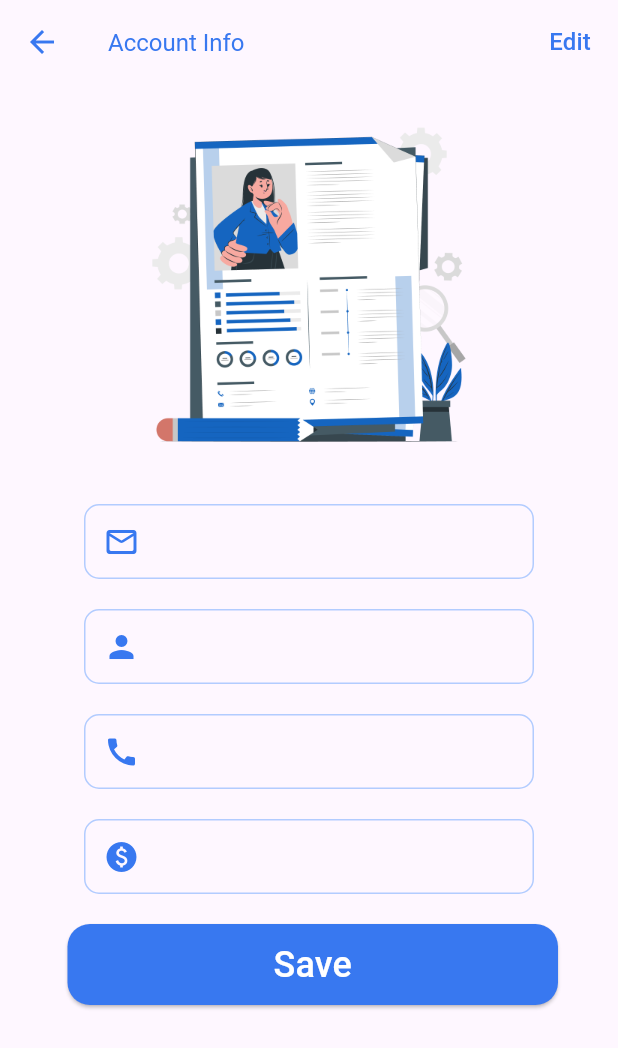
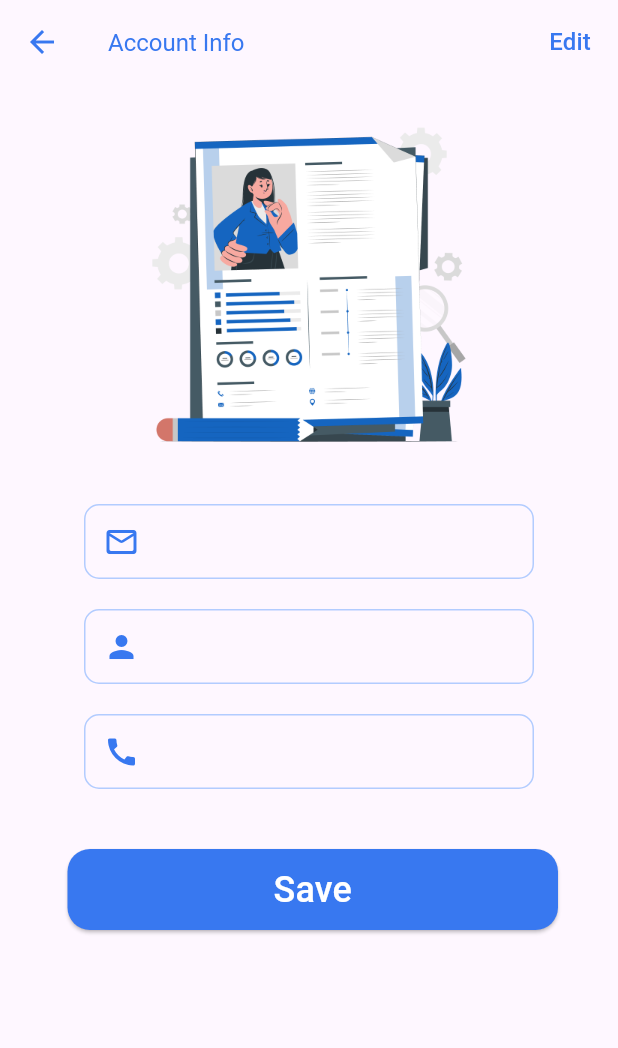
Before and after one commit to i-godz/ParkYaCar, a Flutter app: the AdminProfileScreen screen opened by its route, after a tap on "Account Info", on a phone screen of 412 x 824 dp. Shown: the top 1048 px of the screen. Run offline on Flutter 3.47's test engine with Material 3 defaults, Android fonts, the light colour scheme and no system bars; our stand-ins replace cloud_firestore, curved_navigation_bar, dio, firebase_auth, firebase_core, firebase_storage and 8 more; missing offline and left inert: qr_code_scanner; accounts and stored records are empty; network calls fail.

```diff
--- a/lib/core/utils/app_route.dart
+++ b/lib/core/utils/app_route.dart
@@ -6,6 +6,7 @@ import 'package:demoapp/features/Homepage/Camera/Qr_Screen.dart';
 import 'package:demoapp/features/Homepage/Home/Admin/AdminBottomNavigator.dart';
 import 'package:demoapp/features/Homepage/Home/Admin/AdminSummary.dart';
 import 'package:demoapp/features/Homepage/Home/Admin/Adminhomepage.dart';
+import 'package:demoapp/features/Homepage/Profile/Admin/Account_Info.dart';
 import 'package:demoapp/features/Homepage/Profile/User/Parking_History/ParkingHistory.dart';
 import 'package:demoapp/features/Homepage/Profile/User/Treat_Yourself/TreatYourself.dart';
 import 'package:demoapp/features/Payment_Manager/PaymentPage.dart';
@@ -18,7 +19,7 @@ import 'package:demoapp/features/Authentication/Register/verify_registration.dar
 import 'package:demoapp/features/Homepage/Profile/Admin/AdminSettings.dart';
 import 'package:demoapp/features/Homepage/Profile/Admin/AdminProfile.dart';
 import 'package:demoapp/features/Homepage/Profile/User/AboutUs/about_us.dart';
-import 'package:demoapp/features/Homepage/Profile/User/Account_Preferences/AccountPreference.dart';
+import 'package:demoapp/features/Homepage/Profile/User/Account_Info/AccountPreference.dart';
 import 'package:demoapp/features/Homepage/Profile/User/Help_&_Support/Help_&_Support.dart';
 import 'package:demoapp/features/Homepage/Profile/profile.dart';
 import 'package:demoapp/features/Onboarding/onboardingScreen.dart';
@@ -58,11 +59,17 @@ class Routes {
   static const String ParkingHistory = "/ParkingHistory";
   static const String AdminSummary = "/AdminSummary";
   static const String TreatYourself = "/TreatYourself";
+  static const String AccountInfo = "/AccountInfo";
 
 }
 class AppRoutes {
   static Route<dynamic> generate(RouteSettings settings) {
     switch (settings.name) {
+
+case Routes.AccountInfo: // Add this case
+        return MaterialPageRoute(
+          builder: (context) =>  AccountInfo(),
+        );
 
 case Routes.TreatYourself: // Add this case
         return MaterialPageRoute(
--- /dev/null
+++ b/lib/features/Homepage/Profile/Admin/Account_Info.dart
@@ -0,0 +1,243 @@
+import 'package:demoapp/core/utils/app_colors.dart';
+import 'package:demoapp/core/utils/app_images.dart';
+import 'package:firebase_auth/firebase_auth.dart';
+import 'package:flutter/material.dart';
+import 'package:cloud_firestore/cloud_firestore.dart';
+
+class AccountInfo extends StatefulWidget {
+  @override
+  _AccountInfoState createState() => _AccountInfoState();
+}
+
+class _AccountInfoState extends State<AccountInfo> {
+  bool isEditing = false;
+  bool emailEditing = false;
+  final FirebaseAuth _auth = FirebaseAuth.instance;
+  final firestore = FirebaseFirestore.instance;
+
+  final TextEditingController fullNameController = TextEditingController();
+  final TextEditingController userEmailController = TextEditingController();
+  final TextEditingController userNumberController = TextEditingController();
+
+  @override
+  void initState() {
+    super.initState();
+    getData();
+  }
+
+  void getData() async {
+    User? user = _auth.currentUser;
+    if (user != null) {
+      final DocumentSnapshot userDocs =
+          await firestore.collection("users").doc(user.uid).get();
+
+      if (userDocs.exists) {
+        Map<String, dynamic>? data = userDocs.data() as Map<String, dynamic>?;
+
+        if (data != null) {
+          if (data.containsKey("name")) {
+            fullNameController.text = data["name"];
+          }
+          if (data.containsKey("email")) {
+            userEmailController.text = data["email"];
+          }
+          if (data.containsKey("phone")) {
+            userNumberController.text = data["phone"];
+          }
+        } else {
+          // Handle the case where data is null (optional)
+        }
+      } else {
+        // Handle the case where the document does not exist (optional)
+      }
+
+      setState(() {});
+    }
+  }
+
+  Future<void> updateUserData() async {
+    User? user = _auth.currentUser;
+    if (user != null) {
+      try {
+        final DocumentSnapshot userDocs =
+            await firestore.collection("users").doc(user.uid).get();
+        if (userDocs.exists) {
+          Map<String, dynamic> data = userDocs.data() as Map<String, dynamic>;
+
+          if (fullNameController.text != data["name"] ||
+              userNumberController.text != data["phone"]) {
+            // If any value is different, update Firebase data
+            await firestore.collection("users").doc(user.uid).update({
+              "name": fullNameController.text,
+              "phone": userNumberController.text,
+            });
+            // Update the local data to match the new values
+            setState(() {
+              data["name"] = fullNameController.text;
+              data["phone"] = userNumberController.text;
+            });
+          }
+        }
+
+        // Disable editing after updating the data
+        setState(() {
+          isEditing = false;
+          emailEditing = false;
+        });
+      } catch (e) {
+        print("Error updating Firestore: $e");
+      }
+    }
+  }
+
+  @override
+  Widget build(BuildContext context) {
+    return Scaffold(
+      appBar: AppBar(
+        backgroundColor: const Color(0xFAFAFA),
+        elevation: 0.0,
+        leading: IconButton(
+          icon: const Icon(Icons.arrow_back),
+          onPressed: () {
+            Navigator.of(context).pop();
+          },
+          color: AppColors.lightBlue,
+        ),
+        title: const Text(
+          "Account Info",
+          style: TextStyle(
+            color: AppColors.lightBlue,
+            fontSize: 16,
+          ),
+        ),
+        actions: [
+          TextButton(
+            onPressed: () {
+              setState(() {
+                emailEditing = emailEditing;
+                isEditing = !isEditing;
+              });
+            },
+            child: const Text(
+              "Edit",
+              style: TextStyle(
+                color: AppColors.lightBlue,
+                fontSize: 16,
+              ),
+            ),
+          ),
+        ],
+      ),
+      body: SingleChildScrollView(
+        padding: const EdgeInsets.symmetric(vertical: 10),
+        child: Column(
+          children: [
+            Center(
+              child: Image.asset(
+                AppImages.accountInfo,
+                height: 250,
+              ),
+            ),
+            const SizedBox(height: 20),
+            Center(
+              child: Container(
+                width: 300,
+                decoration: BoxDecoration(
+                  border: Border.all(color: AppColors.borderlightBlue),
+                  borderRadius: BorderRadius.circular(10),
+                ),
+                child: TextFormField(
+                  enabled: emailEditing,
+                  controller: userEmailController,
+                  decoration: const InputDecoration(
+                    border: InputBorder.none,
+                    focusedBorder: InputBorder.none,
+                    prefixIcon: Icon(
+                      Icons.mail_outline_rounded,
+                      color: AppColors.lightBlue,
+                    ),
+                  ),
+                ),
+              ),
+            ),
+            const SizedBox(height: 20),
+            Center(
+              child: Container(
+                width: 300,
+                decoration: BoxDecoration(
+                  border: Border.all(color: AppColors.borderlightBlue),
+                  borderRadius: BorderRadius.circular(10),
+                ),
+                child: TextFormField(
+                  enabled: isEditing,
+                  controller: fullNameController,
+                  decoration: const InputDecoration(
+                    border: InputBorder.none,
+                    focusedBorder: InputBorder.none,
+                    prefixIcon: Icon(
+                      Icons.person,
+                      color: AppColors.lightBlue,
+                    ),
+                  ),
+                ),
+              ),
+            ),
+            const SizedBox(height: 20),
+            Center(
+              child: Container(
+                width: 300,
+                decoration: BoxDecoration(
+                  border: Border.all(color: AppColors.borderlightBlue),
+                  borderRadius: BorderRadius.circular(10),
+                ),
+                child: TextFormField(
+                  enabled: isEditing,
+                  controller: userNumberController,
+                  decoration: const InputDecoration(
+                    border: InputBorder.none,
+                    focusedBorder: InputBorder.none,
+                    prefixIcon: Icon(
+                      Icons.call,
+                      color: AppColors.lightBlue,
+                    ),
+                  ),
+                ),
+              ),
+            ),
+            const SizedBox(height: 20),
+            const SizedBox(height: 20),
+            Container(
+              padding: const EdgeInsets.fromLTRB(45, 0, 40, 0),
+              width: double.infinity,
+              child: ElevatedButton(
+                onPressed: () {
+                  updateUserData();
+                },
+                style: ButtonStyle(
+                  backgroundColor:
+                      MaterialStateProperty.all(AppColors.lightBlue),
+                  padding: MaterialStateProperty.all(
+                    const EdgeInsets.symmetric(horizontal: 0, vertical: 10),
+                  ),
+                  shape: MaterialStateProperty.all(
+                    RoundedRectangleBorder(
+                      borderRadius: BorderRadius.circular(15),
+                    ),
+                  ),
+                  // Set a minimum width for the button
+                  minimumSize: MaterialStateProperty.all(
+                    const Size(40, 10), // Adjust the width and height as needed
+                  ),
+                ),
+                child: const Text(
+                  "Save",
+                  style: TextStyle(fontSize: 24, color: Colors.white),
+                ),
+              ),
+            )
+          ],
+        ),
+      ),
+    );
+  }
+}
--- a/lib/features/Homepage/Profile/Admin/AdminProfile.dart
+++ b/lib/features/Homepage/Profile/Admin/AdminProfile.dart
@@ -189,7 +189,7 @@ class _AdminProfileScreen extends State<AdminProfileScreen> {
               text: "Account Info",
               icon: AppImages.userIcon,
               press: () {
-                Navigator.of(context).pushNamed(Routes.AccountPreferences);
+                Navigator.of(context).pushNamed(Routes.AccountInfo);
               },
             ),
             ProfileMenu(
```
Also changed, not shown: lib/features/Homepage/Home/Admin/AdminSummary.dart (+89 -5 lines), lib/features/Homepage/Profile/User/Account_Info/AccountPreference.dart (renamed from lib/features/Homepage/Profile/User/Account_Preferences/AccountPreference.dart).
